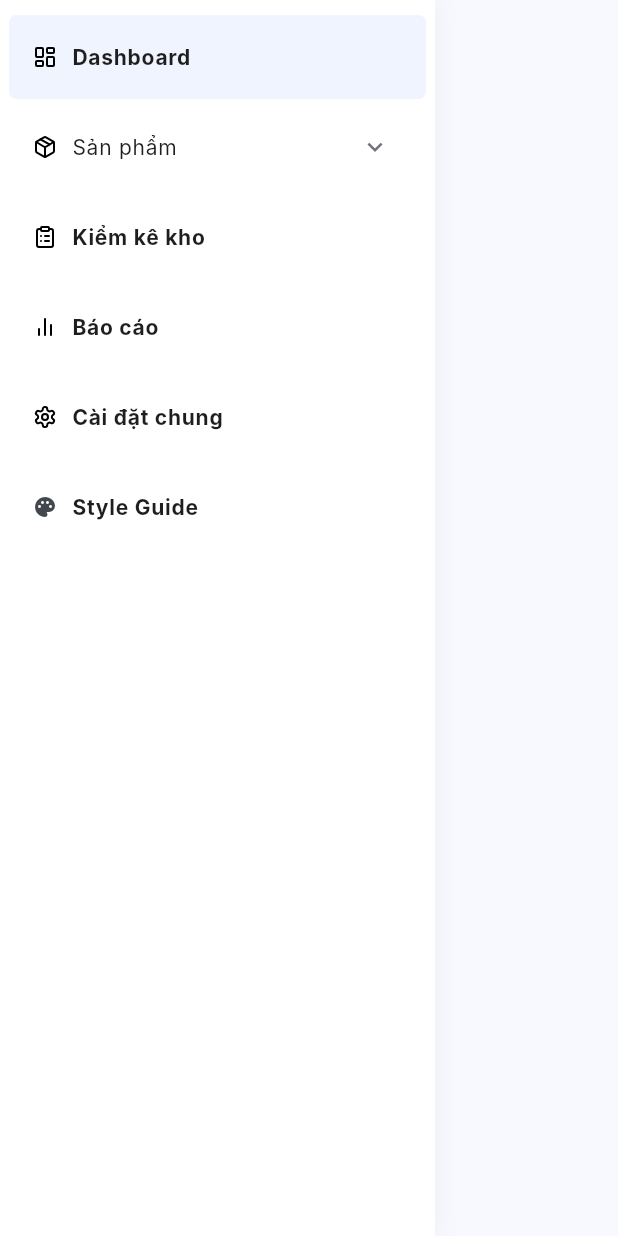
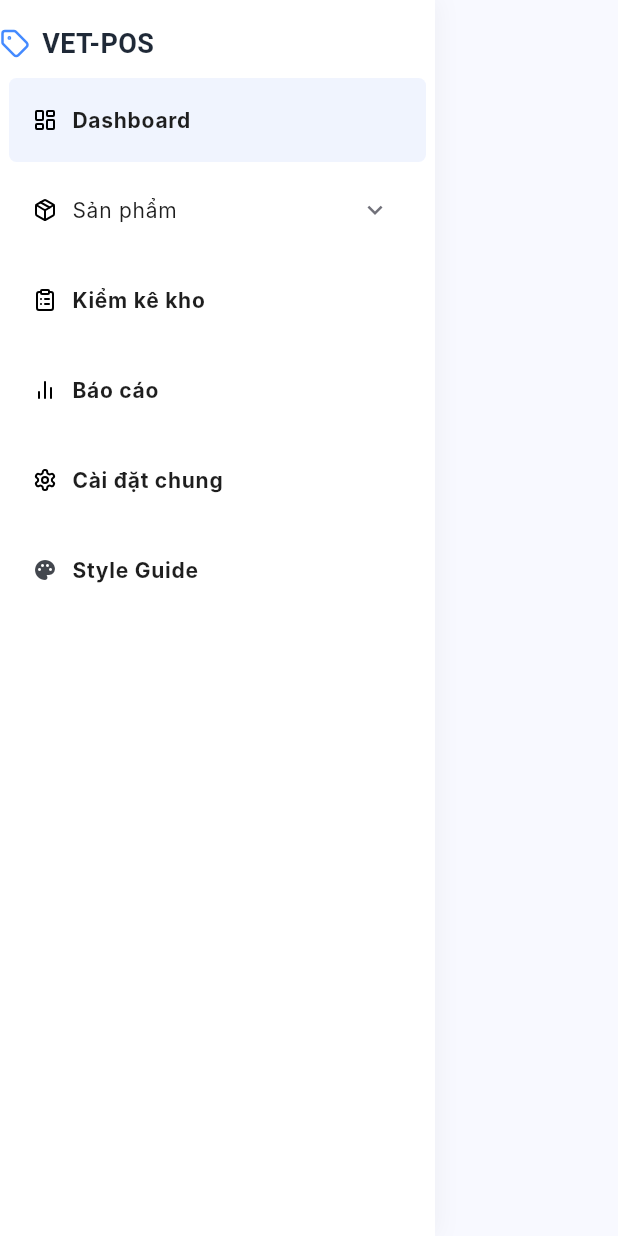
Before and after one commit to NguyenHongAnh0812/Viet_pos, a Flutter app: the _Sidebar widget shown alone on an empty page, opened directly with empty values, on a phone screen of 412 x 824 dp. Run offline on Flutter 3.47's test engine with Material 3 defaults, Android fonts, the phone set to English and light mode, and no system bars; our stand-ins replace cloud_firestore, csv, file_picker, firebase_auth, firebase_core, flutter_svg; missing offline and left inert: dart:html, excel; accounts and stored records are empty; Roboto replaces fonts that are missing (Inter).

Commit message:
Update product list screen styles for improved readability; add logo to sidebar in main layout for branding consistency; adjust layout alignment in main layout for better spacing.

```diff
--- a/lib/widgets/main_layout.dart
+++ b/lib/widgets/main_layout.dart
@@ -169,6 +169,7 @@ class _MainLayoutState extends State<MainLayout> {
                 child: Padding(
                   padding: const EdgeInsets.symmetric(vertical: 8),
                   child: Row(
+
                     mainAxisAlignment: MainAxisAlignment.spaceAround,
                     children: [
                       _NavItem(
@@ -441,6 +442,31 @@ class _SidebarState extends State<_Sidebar> {
         padding: const EdgeInsets.symmetric(vertical: 8),
         children: [
           // Dashboard
+
+             // Logo VET-POS
+            Padding(
+              padding: const EdgeInsets.symmetric(vertical: 8),
+              child: Row(
+                children: [
+                  SvgPicture.asset(
+                    'assets/icons/tag_icon.svg', // thay bằng icon logo của bạn
+                    width: 20,
+                    height: 20,
+                    color: Colors.blueAccent, // hoặc để nguyên nếu SVG có màu sẵn
+                  ),
+                  const SizedBox(width: 8),
+                  Text(
+                    'VET-POS',
+                    style: TextStyle(
+                      fontWeight: FontWeight.w700,
+                      fontSize: 18,
+                      color: Color(0xFF1F2937),
+                    ),
+                  ),
+                ],
+              ),
+            ),
+
           _SidebarItem(
             icon: SvgPicture.asset('assets/icons/databoard.svg', width: 16, height: 16),
             label: 'Dashboard',
```
Also changed, not shown: lib/screens/product_list_screen.dart (+5 -5 lines), assets/icons/add.svg (added), assets/icons/tag_icon.svg (added).
